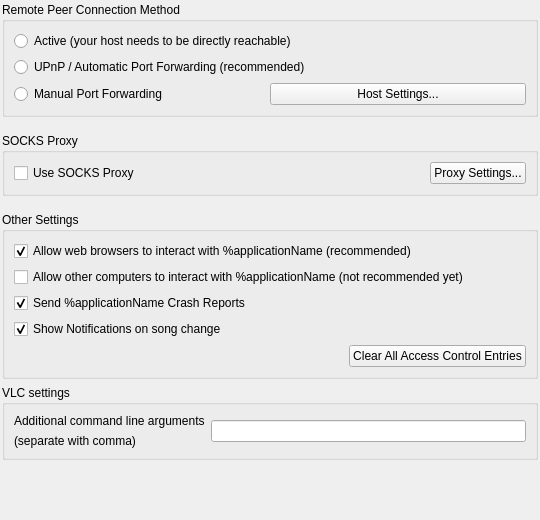
Before: the Qt Designer form src/tomahawk/dialogs/Settings_Advanced.ui in tomahawk-player/tomahawk, drawn with Qt 5.
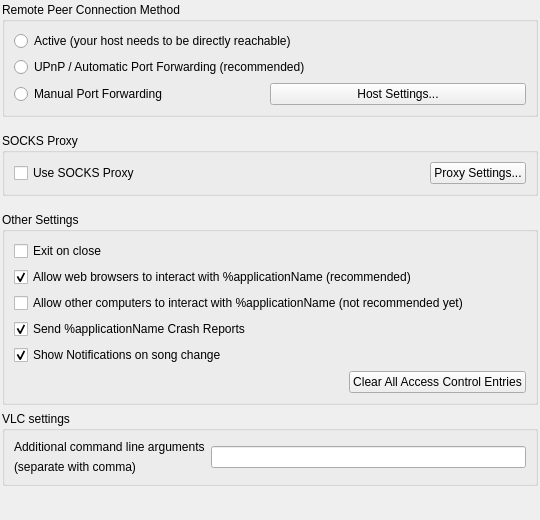
After: the same form once the commit is applied.

Commit message:
added exit on close option (#362)
* added exit on close option

* Fixed the functionality, changed code style

* Remove trailing white space

```diff
--- a/src/tomahawk/dialogs/Settings_Advanced.ui
+++ b/src/tomahawk/dialogs/Settings_Advanced.ui
@@ -171,6 +171,19 @@
       <string>Other Settings</string>
      </property>
      <layout class="QVBoxLayout" name="verticalLayout_2">
+    <item>
+       <widget class="QCheckBox" name="checkBoxExitOnClose">
+        <property name="layoutDirection">
+         <enum>Qt::LeftToRight</enum>
+        </property>
+        <property name="text">
+         <string>Exit on close</string>
+        </property>
+        <property name="checked">
+         <bool>false</bool>
+        </property>
+       </widget>
+      </item>
       <item>
        <widget class="QCheckBox" name="checkBoxHttp">
         <property name="layoutDirection">
```
The commit also changes 4 other files.
